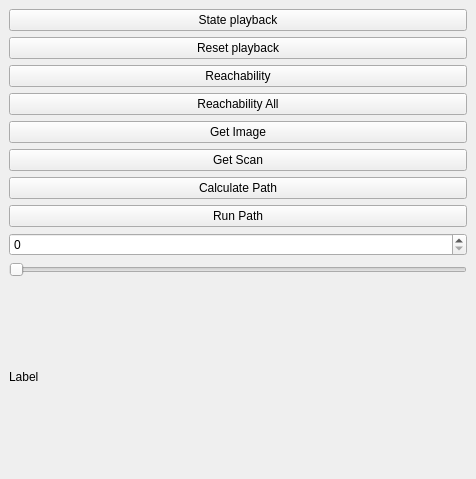
Old version of the form main/src/SamplePlugin.ui in the repository balintbarna/Robotics-and-Computer-Vision-Semester-Project.
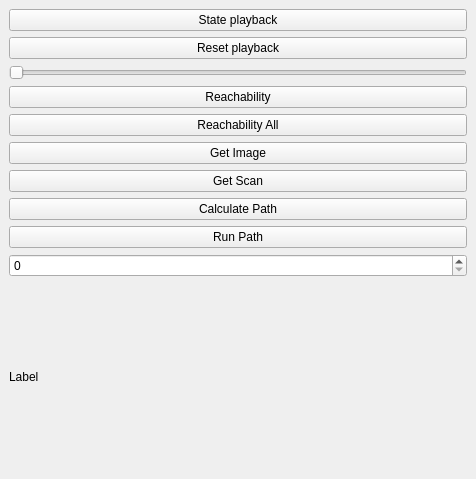
New version of the form.

Commit message: moved some code around

```diff
--- a/main/src/SamplePlugin.ui
+++ b/main/src/SamplePlugin.ui
@@ -31,6 +31,13 @@
         </property>
        </widget>
       </item>
+      <item>
+       <widget class="QSlider" name="_slider">
+        <property name="orientation">
+         <enum>Qt::Horizontal</enum>
+        </property>
+       </widget>
+      </item>
       <item>
        <widget class="QPushButton" name="_btn_reach">
         <property name="text">
@@ -76,13 +83,6 @@
       <item>
        <widget class="QSpinBox" name="_spinBox"/>
       </item>
-      <item>
-       <widget class="QSlider" name="_slider">
-        <property name="orientation">
-         <enum>Qt::Horizontal</enum>
-        </property>
-       </widget>
-      </item>
       <item>
        <widget class="QLabel" name="_label">
         <property name="text">
```
The commit also changes 1 other file.
